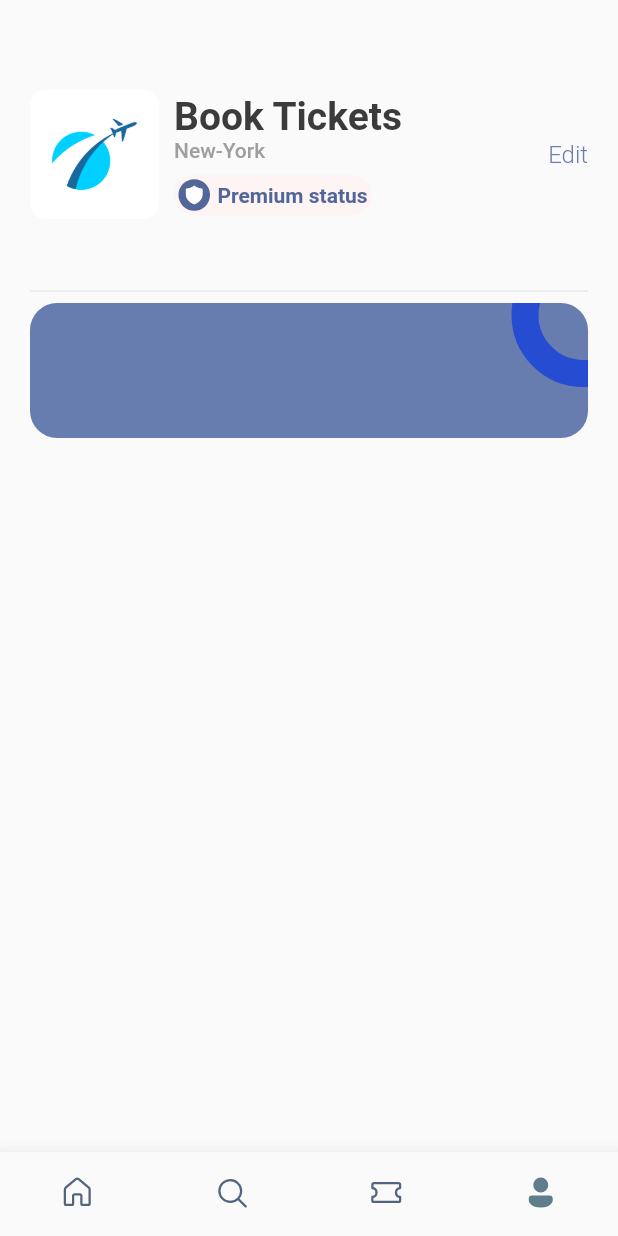
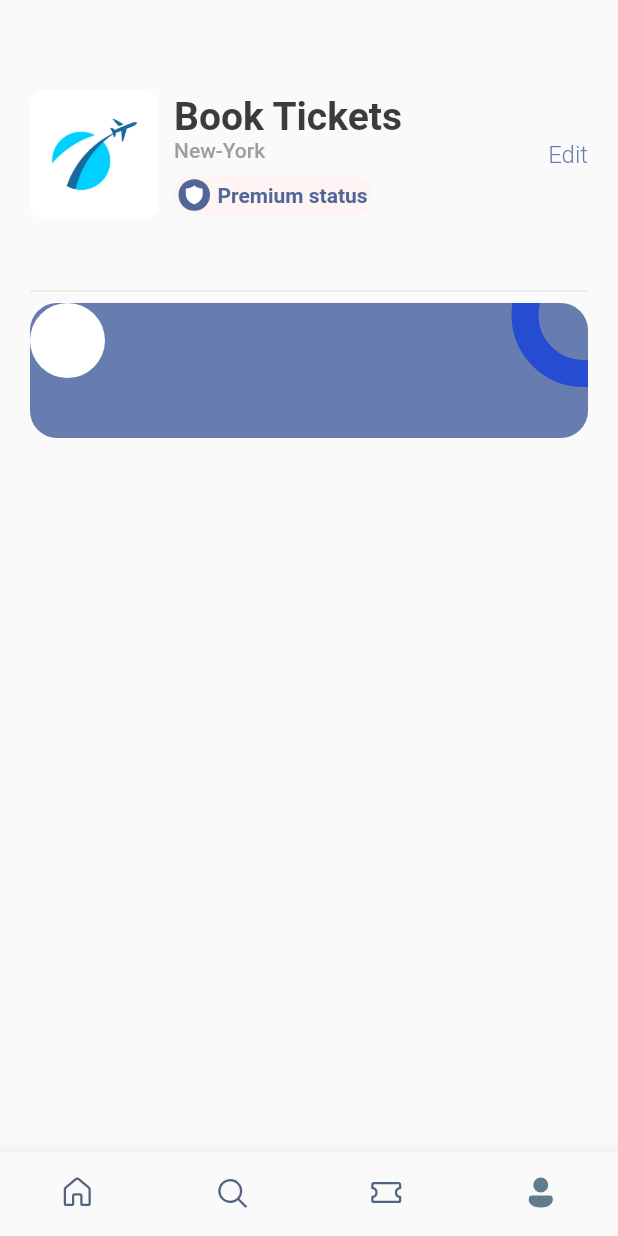
Before and after one commit to Deonorla/Book_Ticket, a Flutter app: the screen it shows after launch, item 4 of the bottom bar chosen, on a phone screen of 412 x 824 dp. Run offline on Flutter 3.47's test engine with Material 2 defaults, Android fonts, the phone set to English and light mode, and no system bars; our stand-ins replace barcode_widget, fluentui_icons, gap, get.

```diff
--- a/lib/screens/profile_screen.dart
+++ b/lib/screens/profile_screen.dart
@@ -103,7 +103,12 @@ class  ProfileScreen extends StatelessWidget {
                 ),
                 ),
                 Row(
-                  children: [],
+                  children: [
+                    CircleAvatar(
+                      maxRadius: 25,
+                      backgroundColor: Colors.white,
+                    )
+                  ],
 
                 )
               ],
```
